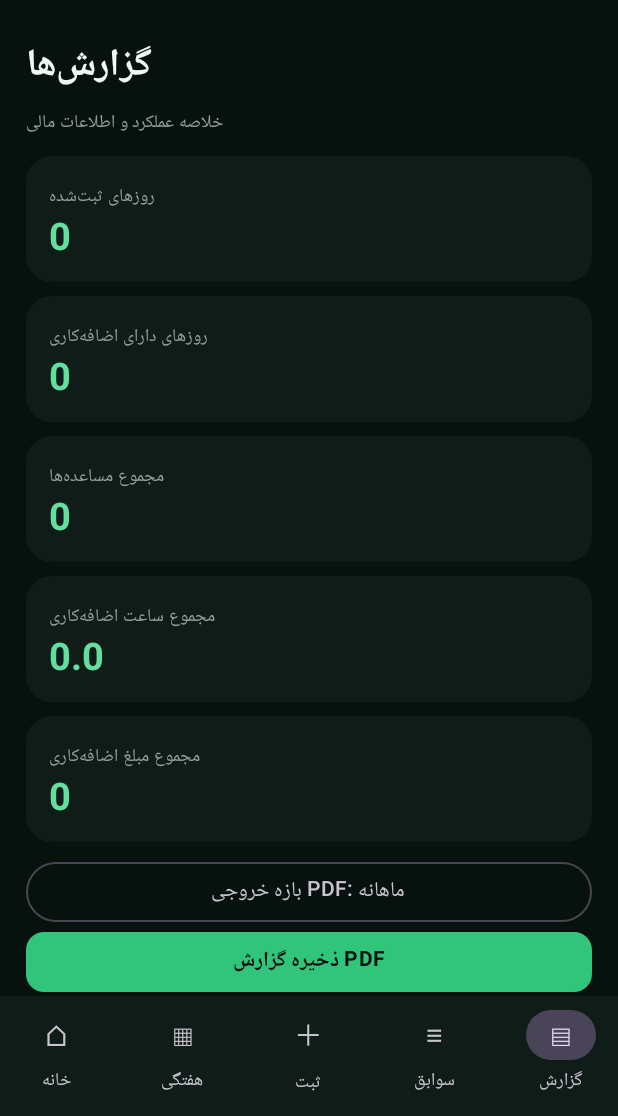
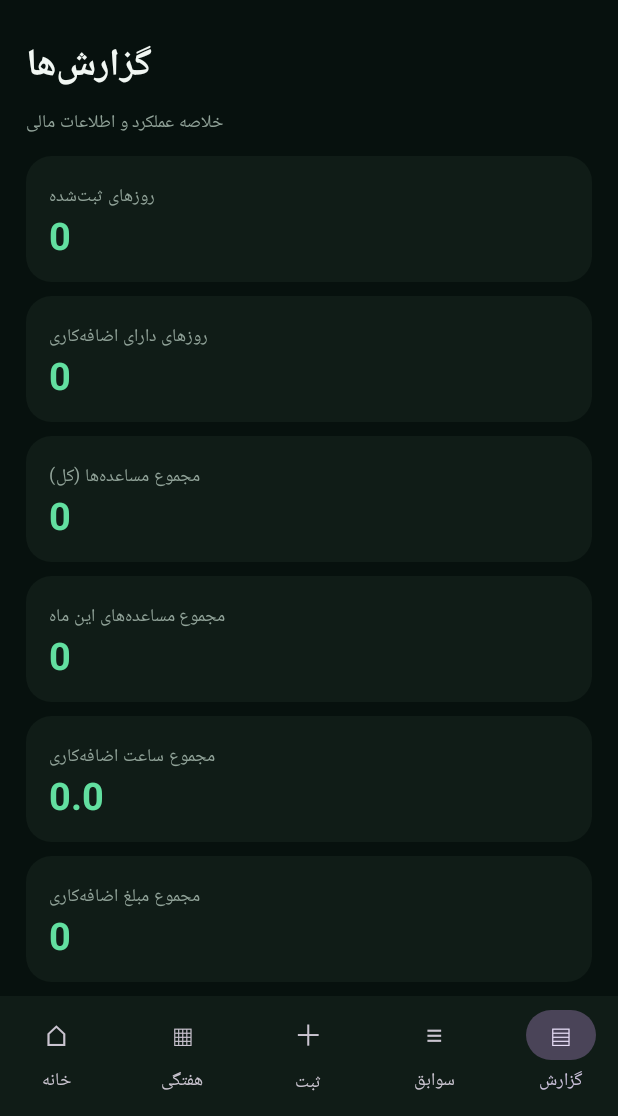
Before and after one commit to sointrn-ops/Karkard-Android, an Android app built with Jetpack Compose: the screen it shows after launch (MainActivity), item 5 of the bottom bar chosen, on a phone screen of 412 x 824 dp, the part 120-1236 px from its top. Run offline under Robolectric (Android 15) with nearby library versions, the phone set to English and light mode, and no system bars.

Commit message:
Add current-month advances total to reports

```diff
--- a/app/src/main/java/ir/example/karkard/MainActivity.kt
+++ b/app/src/main/java/ir/example/karkard/MainActivity.kt
@@ -888,7 +888,10 @@ private fun KarbanApp(
                         Heading("گزارش‌ها", "خلاصه عملکرد و اطلاعات مالی", foreground, secondary)
                         Metric("روزهای ثبت‌شده", records.size.toString(), surface, secondary, Modifier.fillMaxWidth())
                         Metric("روزهای دارای اضافه‌کاری", records.count { total(it.overtimes) > 0 }.toString(), surface, secondary, Modifier.fillMaxWidth())
-                        Metric("مجموع مساعده‌ها", total(records.flatMap { it.advances }).toLong().toString(), surface, secondary, Modifier.fillMaxWidth())
+                        Metric("مجموع مساعده‌ها (کل)", total(records.flatMap { it.advances }).toLong().toString(), surface, secondary, Modifier.fillMaxWidth())
+                        val reportMonth = jalaliParts(LocalDate.now())
+                        val currentMonthAdvances = records.filter { val p = jalaliParts(LocalDate.parse(it.date)); p.first == reportMonth.first && p.second == reportMonth.second }.flatMap { it.advances }
+                        Metric("مجموع مساعده‌های این ماه", total(currentMonthAdvances).toLong().toString(), surface, secondary, Modifier.fillMaxWidth())
                         Metric("مجموع ساعت اضافه‌کاری", total(records.flatMap { it.overtimes }).toString(), surface, secondary, Modifier.fillMaxWidth())
                         Metric("مجموع مبلغ اضافه‌کاری", records.sumOf { day -> day.overtimes.sumOf { it.amount } }.toLong().toString(), surface, secondary, Modifier.fillMaxWidth())
                         Box {
```
